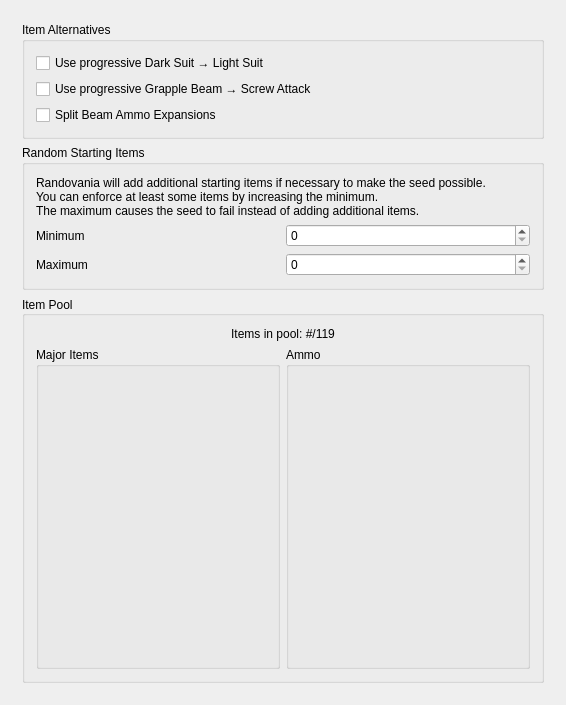
Old version of the form randovania/gui/main_rules.ui in the repository randovania/randovania.
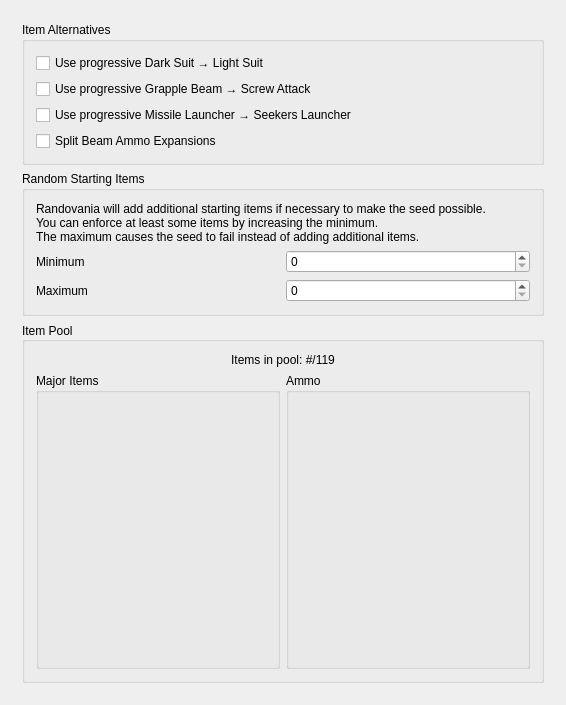
New version of the form.

Commit message:
Add Progressive Grapple. Seekers don't convert missiles anymore.
Fixes #192.

```diff
--- a/randovania/gui/main_rules.ui
+++ b/randovania/gui/main_rules.ui
@@ -49,8 +49,8 @@
         <rect>
          <x>0</x>
          <y>0</y>
-         <width>554</width>
-         <height>693</height>
+         <width>548</width>
+         <height>687</height>
         </rect>
        </property>
        <layout class="QGridLayout" name="gridLayout">
@@ -86,6 +86,13 @@
              </property>
             </widget>
            </item>
+           <item>
+            <widget class="QCheckBox" name="progressive_launcher_check">
+             <property name="text">
+              <string>Use progressive Missile Launcher → Seekers Launcher</string>
+             </property>
+            </widget>
+           </item>
            <item>
             <widget class="QCheckBox" name="split_ammo_check">
              <property name="toolTip">
```
The commit also changes 16 other files.
